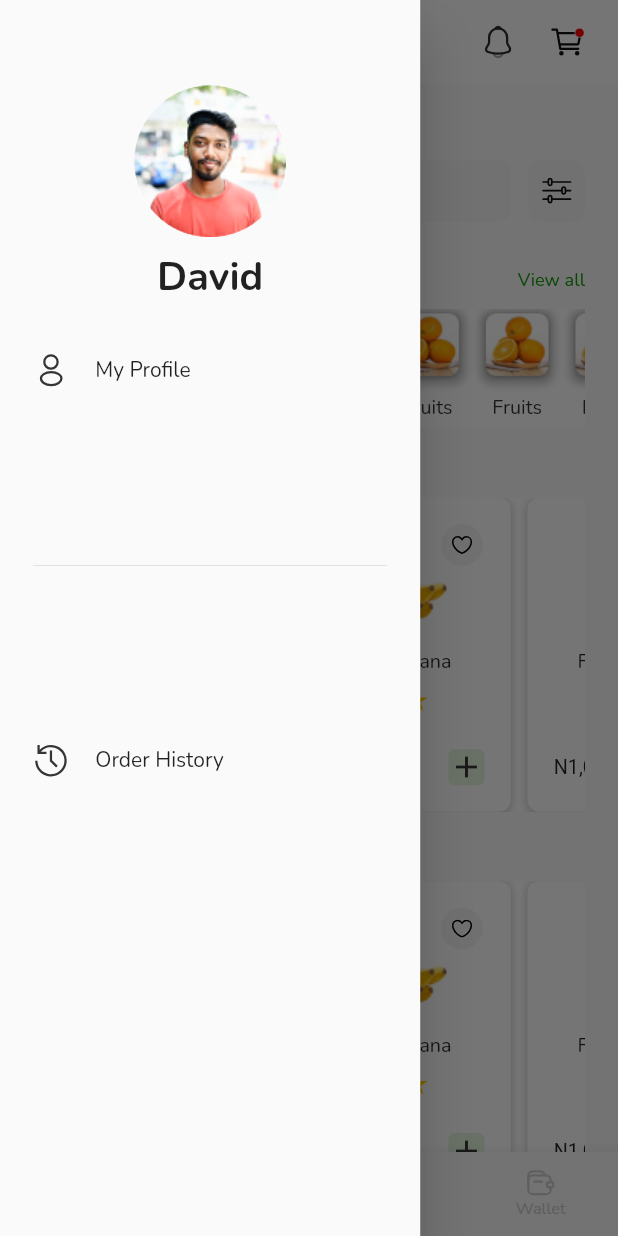
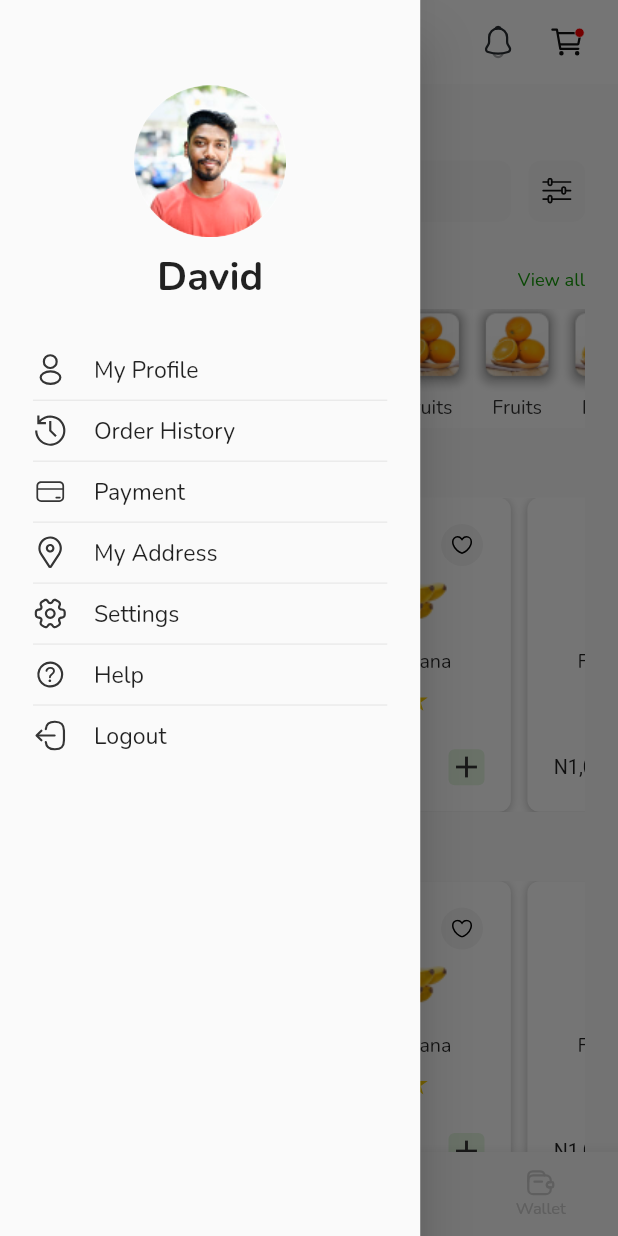
Before and after one commit to Gfash436/GoFarmNG, a Flutter app: the screen it shows after launch, with the side drawer open, on a phone screen of 412 x 824 dp. Run offline on Flutter 3.47's test engine with Material 2 defaults, Android fonts, the phone set to English and light mode, and no system bars; our stand-ins replace flutter_svg.

Commit message:
app drawer completed

```diff
--- a/lib/Screens/home_screen/app_drawer.dart
+++ b/lib/Screens/home_screen/app_drawer.dart
@@ -86,19 +86,30 @@ class AppDrawer extends StatelessWidget {
                     32,
                   ),
                 ),
-                SizedBox(
-                  height: getProportionateScreenHeight(360),
+                Expanded(
+                  // height: getProportionateScreenHeight(360),
                   child: ListView.separated(
                     itemCount: drawerList.length,
                     separatorBuilder: (context, index) => Divider(
                       thickness: .5,
-                      height: getProportionateScreenWidth(215),
+                      height: getProportionateScreenWidth(16),
                     ),
                     itemBuilder: (context, index) => Row(
                       children: [
-                        SvgPicture.asset("${drawerList[index]["icon"]}"),
-                        SizedBox(width: getProportionateScreenWidth(16,),),
-                        myText(text: "${drawerList[index]["title"]}",)
+                        SvgPicture.asset(
+                          "${drawerList[index]["icon"]}",
+                          height: getProportionateScreenWidth(21),
+                          width: getProportionateScreenWidth(21),
+                        ),
+                        SizedBox(
+                          width: getProportionateScreenWidth(
+                            16,
+                          ),
+                        ),
+                        myText(
+                          text: "${drawerList[index]["title"]}",
+                          fontSize: getProportionateScreenWidth(14),
+                        )
                       ],
                     ),
                   ),
```
